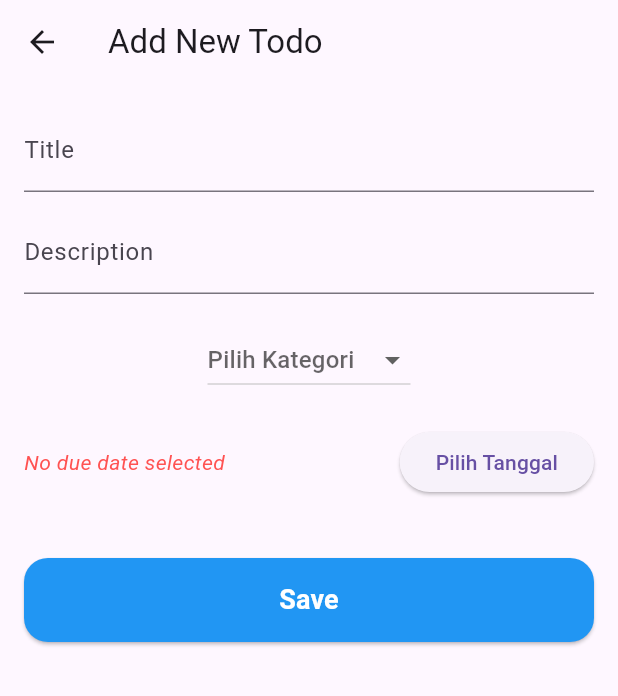
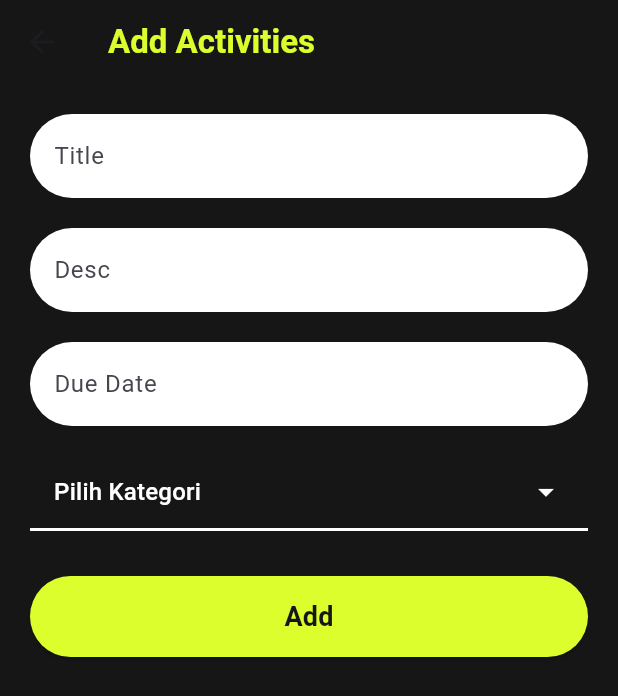
Before and after one commit to robotganteng09/ulangan_pak_aji, a Flutter app: the AddPage screen opened by its route, on a phone screen of 412 x 824 dp. Shown: the top 696 px of the screen. Run offline on Flutter 3.47's test engine with Material 3 defaults, Android fonts, the phone set to English and light mode, and no system bars; our stand-ins replace get.

Commit message:
design add,edit,profile [AMF]

```diff
--- a/lib/pages/Dashboard.dart
+++ b/lib/pages/Dashboard.dart
@@ -12,10 +12,13 @@ class Dashboard extends StatelessWidget {
     return Obx(
       () => Scaffold(
         body:
-            dashboardController.pages[dashboardController.selectedIndex.value],
+        dashboardController.pages[dashboardController.selectedIndex.value],
         bottomNavigationBar: BottomNavigationBar(
+          backgroundColor:  Color(0xFF161617),
           currentIndex: dashboardController.selectedIndex.value,
           onTap: dashboardController.changeTab,
+          selectedItemColor: const Color(0xFFDBFE2C),
+          unselectedItemColor: const Color.fromARGB(255, 70, 70, 70),
           items: const [
             BottomNavigationBarItem(icon: Icon(Icons.home), label: "Home"),
             BottomNavigationBarItem(
--- a/lib/pages/ProfillePage.dart
+++ b/lib/pages/ProfillePage.dart
@@ -36,10 +36,13 @@ class Profillepage extends StatelessWidget {
                     ProfileCard(
                       username: "Narendra/20/XI PPLG 2",
                       imagePath: "assets/image/naren.jpg",
+                      subtext: "saya manusia,makan nasi",
+
                     ),
                     ProfileCard(
                       username: "Arsya/9/IX PPLG 2",
                       imagePath: "assets/image/arsya.jpg",
+                      subtext: "Gua mah ganteng",
                     ),
                   ],
                 ),
--- a/lib/pages/addTodoPage.dart
+++ b/lib/pages/addTodoPage.dart
@@ -2,7 +2,6 @@ import 'package:flutter/material.dart';
 import 'package:get/get.dart';
 import 'package:ulangan_pak_aji/controller/drop_down_controller.dart';
 import 'package:ulangan_pak_aji/controller/home_controller.dart';
-import 'package:ulangan_pak_aji/widgets/buttonReusable.dart';
 
 class AddPage extends StatefulWidget {
   AddPage({super.key});
@@ -18,39 +17,123 @@ class _AddPageState extends State<AddPage> {
   String? selectedValue;
   DateTime? selectedDate;
 
+  final Color background = const Color(0xFF161617);
+  final Color neon = const Color(0xFFDBFE2C);
+
   @override
   Widget build(BuildContext context) {
     final homeController = Get.find<HomeController>();
     final dropdown = Get.find<DropDownController>();
 
     return Scaffold(
-      appBar: AppBar(title: const Text("Add New Todo")),
+      backgroundColor: background,
+      appBar: AppBar(
+        backgroundColor: background,
+        elevation: 0,
+
+        title: Text(
+          "Add Activities",
+          style: TextStyle(color: neon, fontWeight: FontWeight.bold),
+        ),
+        centerTitle: false,
+
+      ),
       body: Padding(
-        padding: const EdgeInsets.all(16.0),
+        padding: const EdgeInsets.all(20.0),
         child: Column(
+          crossAxisAlignment: CrossAxisAlignment.start,
           children: [
+            // Title
             TextField(
               controller: titleController,
-              decoration: const InputDecoration(labelText: "Title"),
+              style: const TextStyle(color: Colors.black),
+              decoration: InputDecoration(
+                labelText: "Title",
+                filled: true,
+                fillColor: Colors.white,
+                border: OutlineInputBorder(
+                  borderRadius: BorderRadius.circular(30),
+                  borderSide: BorderSide.none,
                 ),
-            const SizedBox(height: 12),
-            TextField(
-              controller: descController,
-              decoration: const InputDecoration(labelText: "Description"),
+              ),
             ),
             const SizedBox(height: 20),
 
-            // Dropdown
+
+            TextField(
+              controller: descController,
+              style: const TextStyle(color: Colors.black),
+              decoration: InputDecoration(
+                labelText: "Desc",
+                filled: true,
+                fillColor: Colors.white,
+                border: OutlineInputBorder(
+                  borderRadius: BorderRadius.circular(30),
+                  borderSide: BorderSide.none,
+                ),
+              ),
+            ),
+            const SizedBox(height: 20),
+
+
+            TextField(
+              readOnly: true,
+              onTap: () async {
+                final picked = await showDatePicker(
+                  context: context,
+                  initialDate: selectedDate ?? DateTime.now(),
+                  firstDate: DateTime(2000),
+                  lastDate: DateTime(2100),
+                );
+                if (picked != null) {
+                  setState(() {
+                    selectedDate = picked;
+                  });
+                }
+              },
+              decoration: InputDecoration(
+                labelText: "Due Date",
+                hintText: "d/m/y",
+                filled: true,
+                fillColor: Colors.white,
+                border: OutlineInputBorder(
+                  borderRadius: BorderRadius.circular(30),
+                  borderSide: BorderSide.none,
+                ),
+              ),
+            ),
+            const SizedBox(height: 20),
+
+
             Obx(
-              () => DropdownButton<String>(
+              () => Container(
+                padding: const EdgeInsets.symmetric(horizontal: 16),
+                decoration: const BoxDecoration(
+                  border: Border(
+                    bottom: BorderSide(color: Colors.white, width: 2),
+                  ),
+                ),
+                child: DropdownButton<String>(
+                  dropdownColor: background,
                   value: dropdown.selectedValue.value.isEmpty
                       ? null
                       : dropdown.selectedValue.value,
-                hint: const Text('Pilih Kategori'),
+                  hint: const Text(
+                    "Pilih Kategori",
+                    style: TextStyle(color: Colors.white),
+                  ),
+                  isExpanded: true,
+                  underline: const SizedBox(),
+                  icon: const Icon(Icons.arrow_drop_down, color: Colors.white),
                   items: dropdown.pilihan
                       .map(
-                      (item) =>
-                          DropdownMenuItem(value: item, child: Text(item)),
+                        (item) => DropdownMenuItem(
+                          value: item,
+                          child: Text(
+                            item,
+                            style: const TextStyle(color: Colors.white),
+                          ),
+                        ),
                       )
                       .toList(),
                   onChanged: (value) {
@@ -63,45 +146,21 @@ class _AddPageState extends State<AddPage> {
                   },
                 ),
               ),
-            const SizedBox(height: 20),
+            ),
+            const SizedBox(height: 30),
 
-            // Date picker
-            Row(
-              children: [
-                Expanded(
-                  child: Text(
-                    selectedDate != null
-                        ? "Due Date: ${selectedDate!.day}/${selectedDate!.month}/${selectedDate!.year}"
-                        : "No due date selected",
-                    style: const TextStyle(
-                      fontSize: 14,
-                      color: Colors.redAccent,
-                      fontStyle: FontStyle.italic,
+            // Add button
+            Center(
+              child: SizedBox(
+                width: double.infinity,
+                child: ElevatedButton(
+                  style: ElevatedButton.styleFrom(
+                    backgroundColor: neon,
+                    shape: RoundedRectangleBorder(
+                      borderRadius: BorderRadius.circular(30),
                     ),
+                    padding: const EdgeInsets.symmetric(vertical: 14),
                   ),
-                ),
-                ElevatedButton(
-                  onPressed: () async {
-                    final picked = await showDatePicker(
-                      context: context,
-                      initialDate: selectedDate ?? DateTime.now(),
-                      firstDate: DateTime(2000),
-                      lastDate: DateTime(2100),
-                    );
-                    if (picked != null) {
-                      setState(() {
-                        selectedDate = picked;
-                      });
-                    }
-                  },
-                  child: const Text("Pilih Tanggal"),
-                ),
-              ],
-            ),
-            const SizedBox(height: 20),
-
-            CustomButton(
-              text: "Save",
                   onPressed: () {
                     homeController.addList(
                       titleController.text,
@@ -111,6 +170,16 @@ class _AddPageState extends State<AddPage> {
                     );
                     Get.back();
                   },
+                  child: Text(
+                    "Add",
+                    style: TextStyle(
+                      color: background,
+                      fontSize: 18,
+                      fontWeight: FontWeight.bold,
+                    ),
+                  ),
+                ),
+              ),
             ),
           ],
         ),
--- a/lib/pages/loginPage.dart
+++ b/lib/pages/loginPage.dart
@@ -19,7 +19,7 @@ class Loginpage extends StatelessWidget {
           child: Column(
             mainAxisAlignment: MainAxisAlignment.center,
             children: [
-              Image.asset("assets/image/logo.png", height: 200, width: 400),
+
 
               Container(
                 child: Text(
```
Also changed, not shown: lib/pages/editTodoPage.dart (+128 -57 lines), lib/widgets/profile_card.dart (+9 -3 lines). Lines whose indentation alone changed are shown as unchanged.
